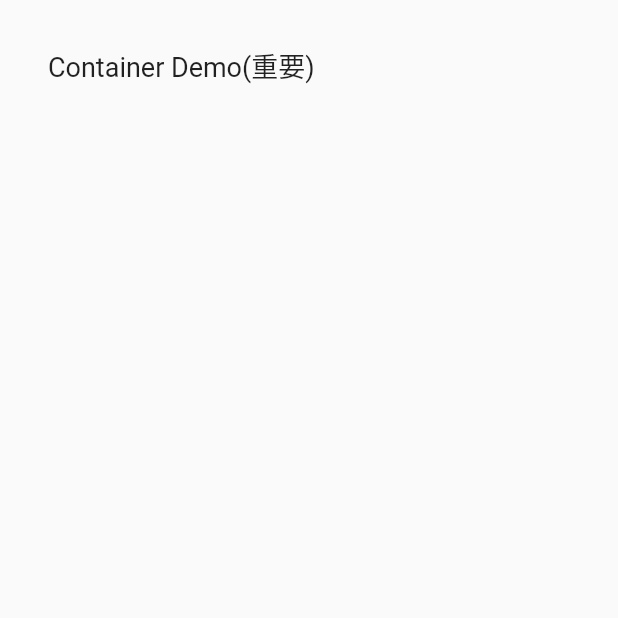
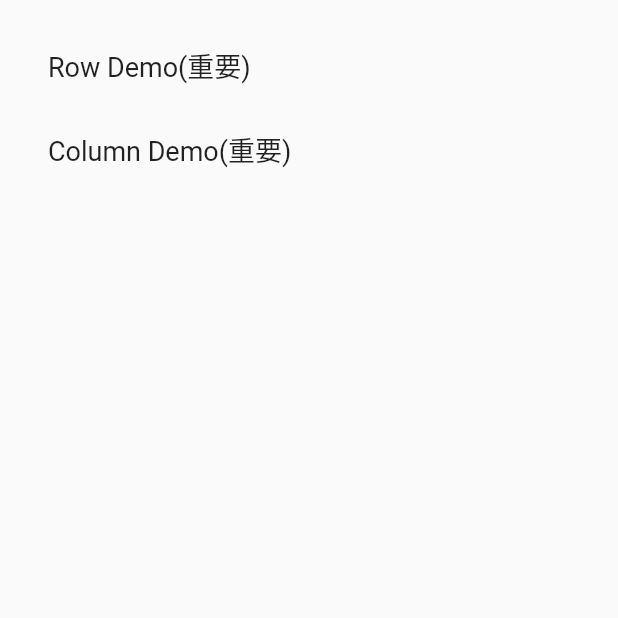
Before and after one commit to lhalcyon/flutter_study, a Flutter app: the MultiLayoutPage screen opened directly, on a phone screen of 412 x 824 dp, the top half of it. Run offline on Flutter 3.47's test engine with Material 2 defaults, Android fonts, the phone set to English and light mode, and no system bars; our stand-ins replace transparent_image.

Commit message:
todo 完善单子布局;多子布局

```diff
--- /dev/null
+++ b/lib/layout/multi/demo_stack.dart
@@ -0,0 +1,11 @@
+import 'package:flutter/material.dart';
+
+class demo_stack extends StatelessWidget {
+
+  @override
+  Widget build(BuildContext context) {
+    return new Container(
+      //todo
+    );
+  }
+}
--- a/lib/layout/multi/main_layout_multi.dart
+++ b/lib/layout/multi/main_layout_multi.dart
@@ -1,4 +1,5 @@
 import 'package:flutter/material.dart';
+import 'package:flutter_study/layout/multi/demo_column.dart';
 import 'package:flutter_study/layout/multi/demo_row.dart';
 import 'package:flutter_study/main.dart';
 
@@ -28,7 +29,8 @@ class MultiLayoutState extends State<MultiLayoutPage> {
   final _biggerFont = const TextStyle(fontSize: 18.0);
 
   final _demoPageList = <PageEntry>[
-    new PageEntry('Container Demo(重要)', new DemoRow(),null),
+    new PageEntry('Row Demo(重要)', new DemoRow(),null),
+    new PageEntry('Column Demo(重要)', new DemoColumn(),null),
 
 
   ];
```
Also changed, not shown: lib/layout/multi/demo_column.dart (+17 -1 lines).
